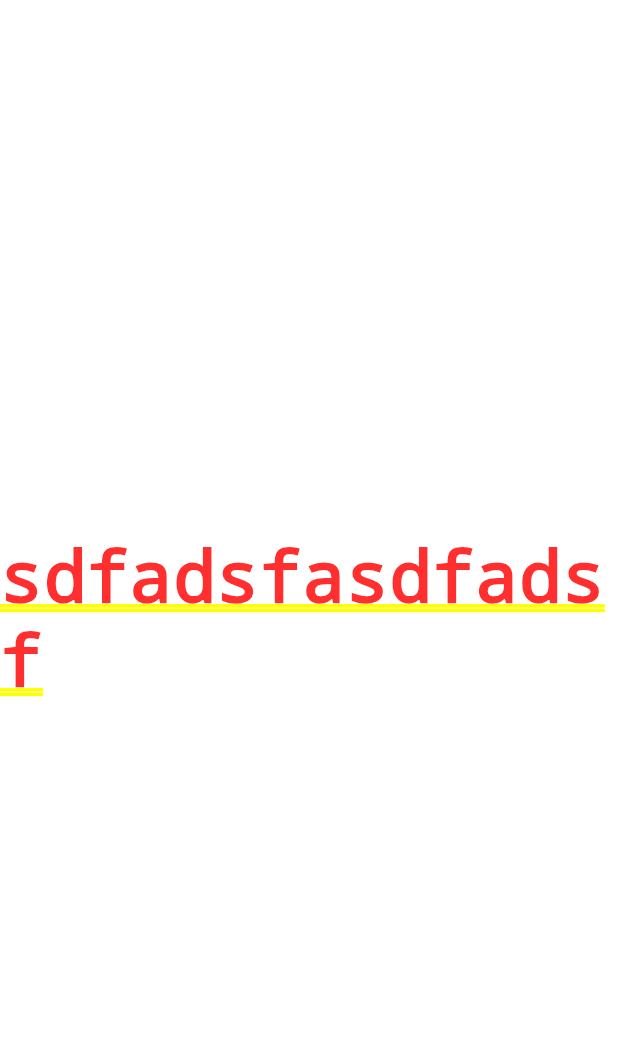
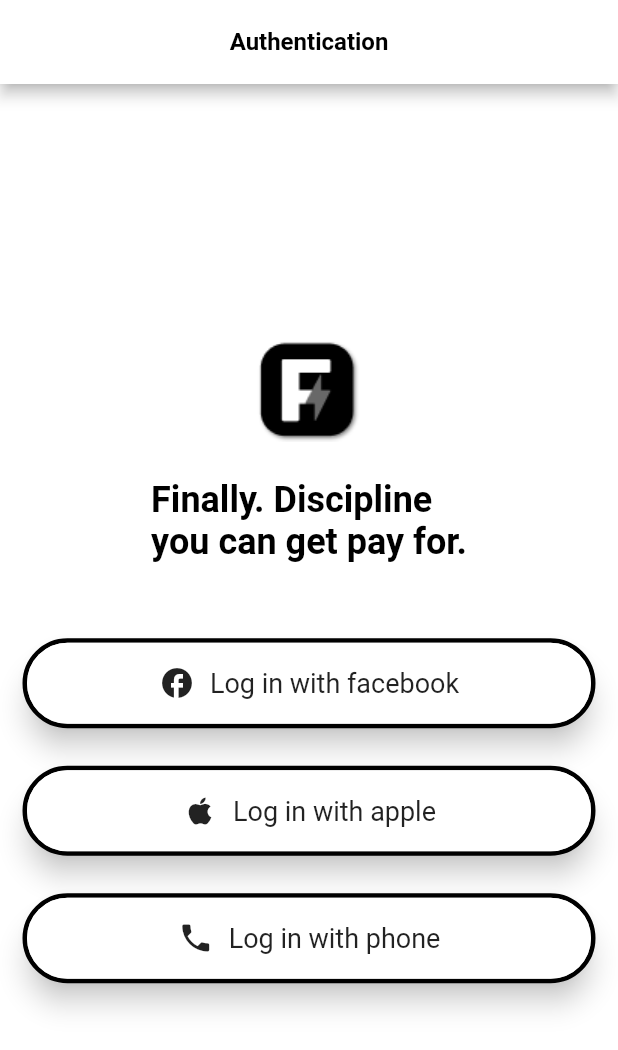
Before and after one commit to Agonizedcupid/FinallyApp, a Flutter app: the screen it shows after launch, on a phone screen of 412 x 824 dp. Shown: the top 1050 px of the screen. Run offline on Flutter 3.47's test engine with Material 2 defaults, Android fonts, the phone set to English and light mode, and no system bars; our stand-ins replace flutter_riverpod, routemaster.

Commit message:
Authentication screen design is done

```diff
--- a/lib/Activity/AuthenticationActivity.dart
+++ b/lib/Activity/AuthenticationActivity.dart
@@ -1,4 +1,10 @@
+import 'package:final_design/Resources/Drawable/CircularButtonWithImageText.dart';
+import 'package:final_design/Resources/Margins.dart';
 import 'package:flutter/cupertino.dart';
+import 'package:flutter/material.dart';
+
+import '../Resources/ConstantTitle.dart';
+import '../Resources/IconsConstant.dart';
 
 class AuthenticationActivity extends StatefulWidget {
   const AuthenticationActivity({Key? key}) : super(key: key);
@@ -10,8 +16,55 @@ class AuthenticationActivity extends StatefulWidget {
 class _AuthenticationActivityState extends State<AuthenticationActivity> {
   @override
   Widget build(BuildContext context) {
-    return const Center(
-      child : Text("sdfadsfasdfadsf")
+    return Scaffold(
+      appBar: AppBar(
+        backgroundColor: Colors.white,
+        title: const Text(authenticationTitle),
+        titleTextStyle: const TextStyle(
+            color: Colors.black, fontSize: 16, fontWeight: FontWeight.bold),
+        centerTitle: true,
+      ),
+      body: Center(
+        child: Container(
+          color: Colors.white,
+          width: MediaQuery.of(context).size.width,
+          height: MediaQuery.of(context).size.height,
+          child: Container(
+            margin: const EdgeInsets.only(left: leftMargin, right: rightMargin, top: topMargin, bottom: bottomMargin),
+            child: Column(
+              crossAxisAlignment: CrossAxisAlignment.center,
+              mainAxisAlignment: MainAxisAlignment.center,
+              children: <Widget> [
+                Image.asset(logo),
+
+                Container(
+                  alignment: Alignment.center,
+                  margin: const EdgeInsets.only(top: 25, bottom: 25),
+                  child: const Text("Finally. Discipline\nyou can get pay for.", style: TextStyle(fontSize: 24, fontWeight: FontWeight.bold, color: Colors.black),),
+                ),
+
+                CircularButtonWithImageText().createImageTextBtn(Icons.facebook_outlined, "Log in with facebook", context),
+                CircularButtonWithImageText().createImageTextBtn(Icons.apple, "Log in with apple", context),
+                CircularButtonWithImageText().createImageTextBtn(Icons.phone, "Log in with phone", context),
+                // GestureDetector(
+                //   onTap: (){},
+                //   child: Container(
+                //     width: MediaQuery.of(context).size.width,
+                //     height: 60,
+                //     alignment: Alignment.center,
+                //     decoration: BoxDecoration(
+                //       borderRadius: BorderRadius.circular(15),
+                //       color: Colors.white,
+                //       shape: ShapeBorder()
+                //     ),
+                //     child: Text("adfadgfsdfg"),
+                //   ),
+                // )
+              ],
+            ),
+          ),
+        ),
+      ),
     );
   }
 }
--- /dev/null
+++ b/lib/Resources/ConstantTitle.dart
@@ -0,0 +1,2 @@
+
+const String authenticationTitle = "Authentication";
--- /dev/null
+++ b/lib/Resources/Drawable/CircularButtonWithImageText.dart
@@ -0,0 +1,43 @@
+import 'package:flutter/cupertino.dart';
+import 'package:flutter/material.dart';
+
+class CircularButtonWithImageText {
+
+  Widget createImageTextBtn(IconData icon, String title, BuildContext context) {
+    return Container(
+      decoration: BoxDecoration(
+        color: Colors.transparent,
+        border: Border.all(color: Colors.black, width: 3),
+        borderRadius: BorderRadius.circular(35),
+      ),
+      margin: const EdgeInsets.only(top: 25),
+      child:  Material(
+        color: Colors.white,
+        elevation: 8.0,
+        borderRadius: BorderRadius.circular(35),
+        clipBehavior: Clip.antiAliasWithSaveLayer,
+        child: InkWell(
+          splashColor: Colors.grey,
+          onTap: (){},
+          child: Container(
+            margin: const EdgeInsets.only(top: 15, bottom: 15),
+            alignment: Alignment.center,
+            child: Row(
+              crossAxisAlignment: CrossAxisAlignment.center,
+              mainAxisAlignment: MainAxisAlignment.center,
+              children: <Widget>[
+                 Icon(
+                   icon,
+                ),
+                Container(
+                  margin: const EdgeInsets.only(left: 10),
+                  child:  Text( title, style: const TextStyle(fontSize: 18),),
+                )
+              ],
+            ),
+          ),
+        ),
+      ),
+    );
+  }
+}
--- /dev/null
+++ b/lib/Resources/Margins.dart
@@ -0,0 +1,4 @@
+const double leftMargin = 15;
+const double rightMargin = 15;
+const double topMargin = 15;
+const double bottomMargin = 15;
```
